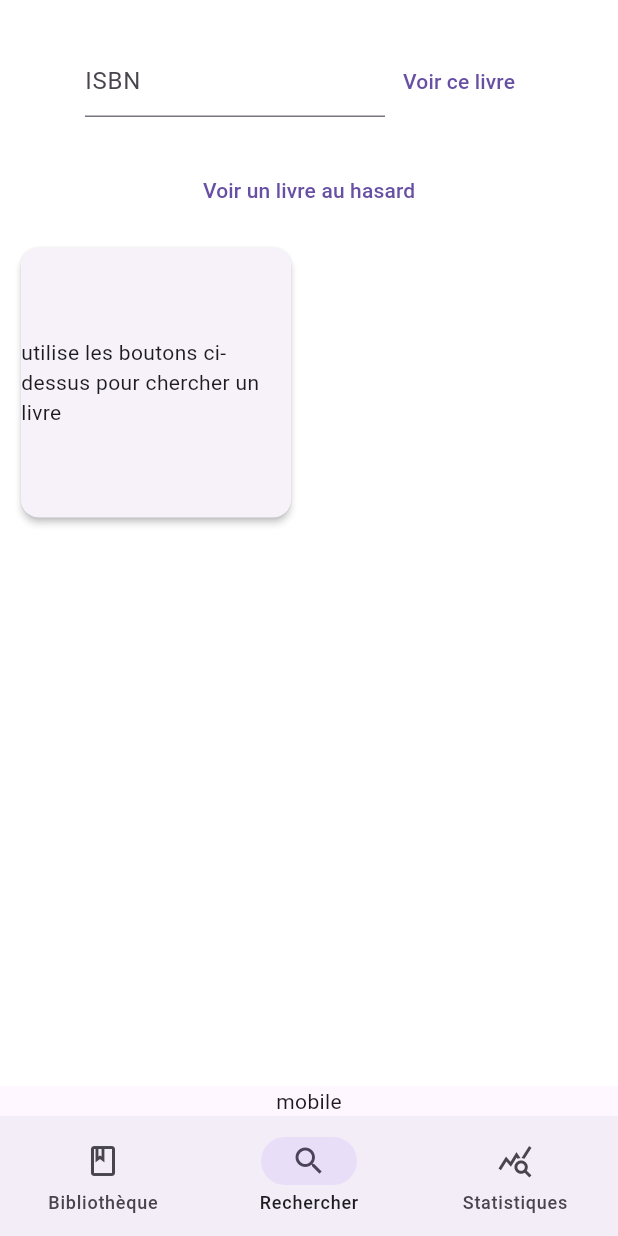
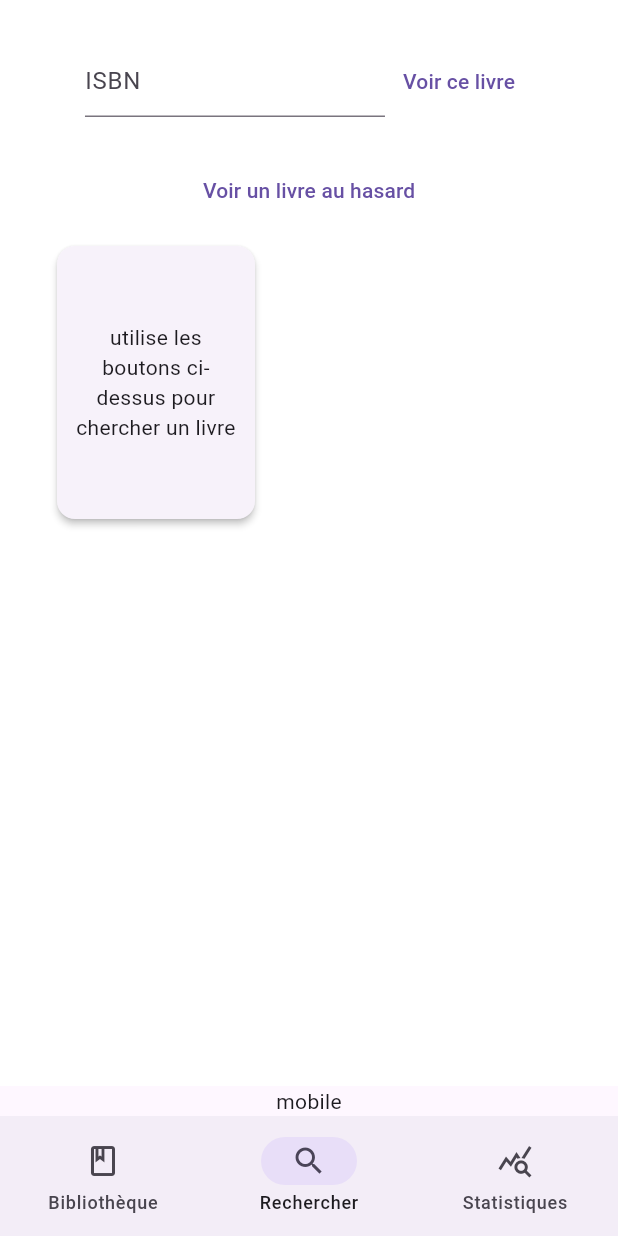
Before and after one commit to ShellyC6/my_books, a Flutter app: the screen it shows after launch, item 2 of the bottom bar chosen, on a phone screen of 412 x 824 dp. Run offline on Flutter 3.47's test engine with Material 3 defaults, Android fonts, the phone set to English and light mode, and no system bars; our stand-ins replace equatable, firebase_core, flutter_bloc, fpdart, get_it, go_router and 2 more; missing offline and left inert: dart:ui_web; accounts and stored records are empty; generated files the repository leaves out were written again.

Commit message:
new book card design

```diff
--- a/lib/features/search_books/presentation/widgets/book_cover_web.dart
+++ b/lib/features/search_books/presentation/widgets/book_cover_web.dart
@@ -24,7 +24,8 @@ class BookCover extends StatelessWidget {
     if(coverLink !=''){
       return Container(
         alignment: Alignment.center,
-        width: 100,
+        width: 250,
+        height: 400,
         child: HtmlElementView(viewType: elementViewId),
       );
     } else {
@@ -38,8 +39,6 @@ class BookCover extends StatelessWidget {
       elementViewId,
           (int viewId, {Object? params}) {
         final imgElement = html.HTMLImageElement()
-          ..style.height = '100%'
-          ..style.width = '100%'
           ..src = url
           ..id = '$viewId-image';
         return imgElement;
--- a/lib/features/search_books/presentation/widgets/message_display.dart
+++ b/lib/features/search_books/presentation/widgets/message_display.dart
@@ -7,10 +7,20 @@ class MessageDisplay extends StatelessWidget {
 
   @override
   Widget build(BuildContext context) {
-    return Card(
-      margin: const EdgeInsets.all(10),
-      elevation: 2,
-      child: Center(child: Text(message)),
+    return Padding(
+      padding: const EdgeInsetsGeometry.symmetric(horizontal: 30, vertical: 5),
+      child: Card(
+        elevation: 2,
+        child: Center(
+          child: Padding(
+            padding: const EdgeInsetsGeometry.all(10),
+            child: Text(
+              message,
+              textAlign: TextAlign.center,
+            ),
+          ),
+        ),
+      ),
     );
   }
 }
```
Also changed, not shown: lib/features/search_books/presentation/widgets/book_card.dart (+45 -20 lines), lib/features/search_books/presentation/widgets/book_cover_mobile.dart (+6 -1 lines).
